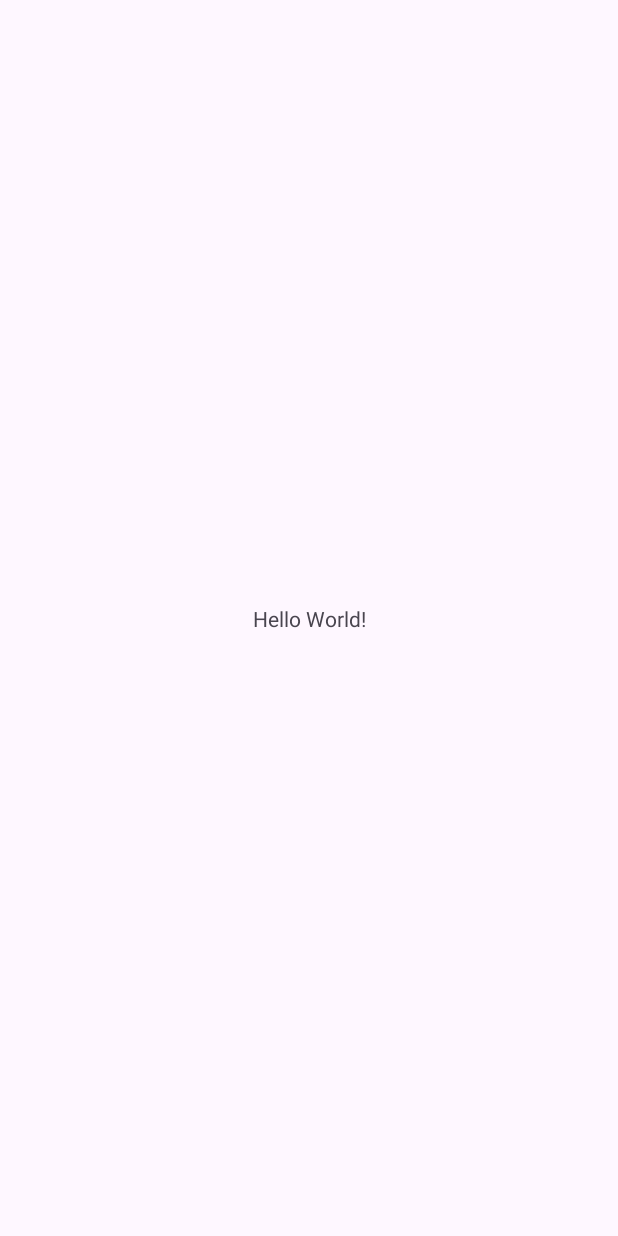
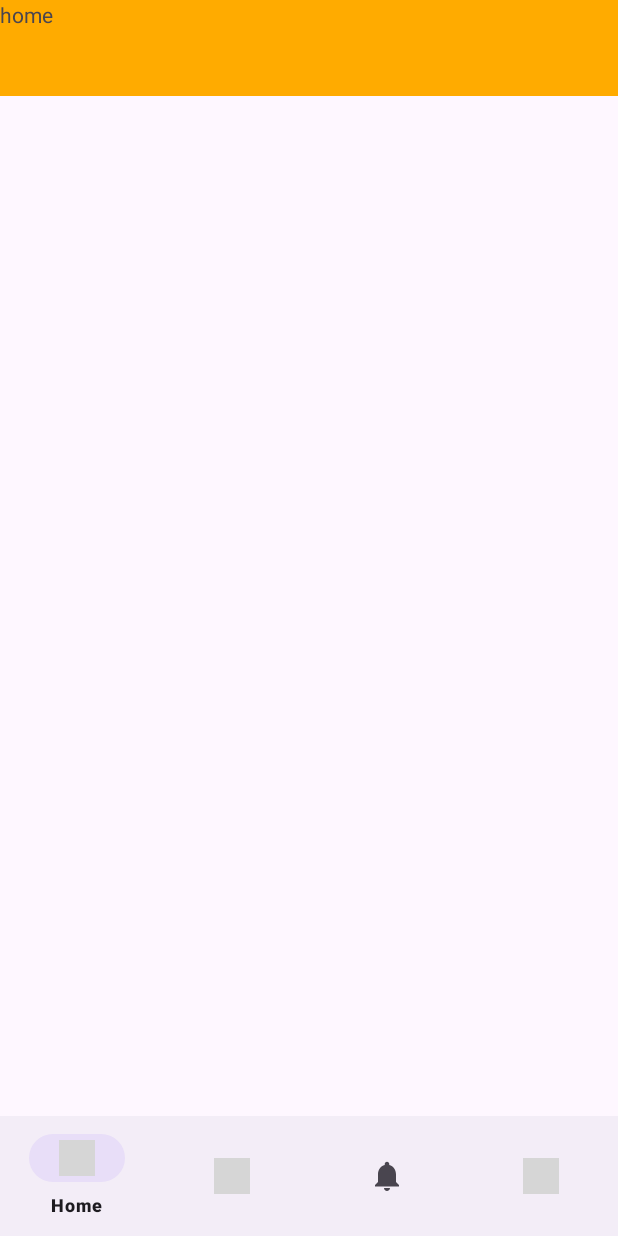
Before and after one commit to sinhdo/DuAnThucTap, an Android app: the screen it shows after launch (MainActivity), on a phone screen of 412 x 824 dp. Before the commit the screen is almost empty. Run offline under Robolectric (Android 15) with nearby library versions, the phone set to English and light mode, and no system bars; grey boxes are pictures that could not be loaded.

Commit message:
bottom_navigation,chitiet_sp

```diff
--- a/app/build.gradle
+++ b/app/build.gradle
@@ -22,6 +22,9 @@ android {
             proguardFiles getDefaultProguardFile('proguard-android-optimize.txt'), 'proguard-rules.pro'
         }
     }
+    buildFeatures{
+        viewBinding true
+    }
     compileOptions {
         sourceCompatibility JavaVersion.VERSION_1_8
         targetCompatibility JavaVersion.VERSION_1_8
@@ -29,6 +32,8 @@ android {
 }
 
 dependencies {
+    implementation "androidx.viewpager2:viewpager2:1.0.0"
+    implementation "androidx.recyclerview:recyclerview:1.2.1"
 
     implementation 'androidx.appcompat:appcompat:1.6.1'
     implementation 'com.google.android.material:material:1.5.0'
--- a/app/src/main/AndroidManifest.xml
+++ b/app/src/main/AndroidManifest.xml
@@ -13,6 +13,9 @@
         android:theme="@style/Theme.DuAnThuTap"
         tools:targetApi="31">
         <activity
+            android:name=".activity.ChiTietSanPhamActivity"
+            android:exported="false" />
+        <activity
             android:name=".MainActivity"
             android:exported="true">
             <intent-filter>
--- a/app/src/main/java/com/example/duanthutap/MainActivity.java
+++ b/app/src/main/java/com/example/duanthutap/MainActivity.java
@@ -1,14 +1,64 @@
 package com.example.duanthutap;
 
+import androidx.annotation.NonNull;
 import androidx.appcompat.app.AppCompatActivity;
+import androidx.appcompat.widget.Toolbar;
+import androidx.fragment.app.Fragment;
+import androidx.fragment.app.FragmentManager;
+import androidx.fragment.app.FragmentTransaction;
+import androidx.viewpager2.widget.ViewPager2;
 
+import android.graphics.Color;
 import android.os.Bundle;
+import android.view.MenuItem;
+import android.widget.FrameLayout;
+
+import com.example.duanthutap.adapter.ViewPager2Adapter;
+import com.example.duanthutap.databinding.ActivityMainBinding;
+import com.example.duanthutap.effect.DepthPageTransformer;
+import com.example.duanthutap.fragment.CartFragment;
+import com.example.duanthutap.fragment.HomeFragment;
+import com.example.duanthutap.fragment.NotificationFragment;
+import com.example.duanthutap.fragment.ProfileFragment;
+import com.google.android.material.bottomnavigation.BottomNavigationView;
 
 public class MainActivity extends AppCompatActivity {
+    ActivityMainBinding binding;
+    FrameLayout frameLayout;
+    FragmentManager fragmentManager;
 
     @Override
     protected void onCreate(Bundle savedInstanceState) {
         super.onCreate(savedInstanceState);
-        setContentView(R.layout.activity_main);
+        binding = ActivityMainBinding.inflate(getLayoutInflater());
+        setContentView(binding.getRoot());
+        fragmentManager = getSupportFragmentManager();
+        HomeFragment homeFragment =new HomeFragment();
+        fragmentManager.beginTransaction().replace(R.id.frame_layout,homeFragment).commit();
+        binding.bottomNavigationView.setOnItemSelectedListener(item -> {
+            int id = item.getItemId();
+
+            if (id == R.id.home) {
+                replaceFragment(new HomeFragment());
+            } else if (id == R.id.cart) {
+                replaceFragment(new CartFragment());
+            }else if(id==R.id.notification){
+                replaceFragment(new NotificationFragment());
+            }
+
+            else if (id == R.id.profile) {
+                replaceFragment(new ProfileFragment());
+            }else {
+                replaceFragment(new HomeFragment());
+            }
+            return true;
+        });
+    }
+    private void replaceFragment(Fragment fragment) {
+        fragmentManager = getSupportFragmentManager();
+        FragmentTransaction fragmentTransaction = fragmentManager.beginTransaction();
+        fragmentTransaction.replace(R.id.frame_layout, fragment);
+        fragmentTransaction.commit();
+
     }
 }
--- /dev/null
+++ b/app/src/main/java/com/example/duanthutap/fragment/HomeFragment.java
@@ -0,0 +1,44 @@
+package com.example.duanthutap.fragment;
+
+import android.os.Bundle;
+
+import androidx.annotation.NonNull;
+import androidx.annotation.Nullable;
+import androidx.fragment.app.Fragment;
+
+import android.view.LayoutInflater;
+import android.view.View;
+import android.view.ViewGroup;
+
+import com.example.duanthutap.R;
+
+
+public class HomeFragment extends Fragment {
+
+
+    public HomeFragment() {
+        // Required empty public constructor
+    }
+
+    public static HomeFragment newInstance() {
+        HomeFragment fragment = new HomeFragment();
+        return fragment;
+    }
+
+    @Override
+    public void onCreate(Bundle savedInstanceState) {
+        super.onCreate(savedInstanceState);
+    }
+
+    @Override
+    public View onCreateView(LayoutInflater inflater, ViewGroup container,
+                             Bundle savedInstanceState) {
+        // Inflate the layout for this fragment
+        return inflater.inflate(R.layout.fragment_home, container, false);
+    }
+
+    @Override
+    public void onViewCreated(@NonNull View view, @Nullable Bundle savedInstanceState) {
+        super.onViewCreated(view, savedInstanceState);
+    }
+}
--- /dev/null
+++ b/app/src/main/res/drawable/baseline_notifications_24.xml
@@ -0,0 +1,5 @@
+<vector android:height="24dp" android:tint="#000000"
+    android:viewportHeight="24" android:viewportWidth="24"
+    android:width="24dp" xmlns:android="http://schemas.android.com/apk/res/android">
+    <path android:fillColor="@android:color/white" android:pathData="M12,22c1.1,0 2,-0.9 2,-2h-4c0,1.1 0.89,2 2,2zM18,16v-5c0,-3.07 -1.64,-5.64 -4.5,-6.32L13.5,4c0,-0.83 -0.67,-1.5 -1.5,-1.5s-1.5,0.67 -1.5,1.5v0.68C7.63,5.36 6,7.92 6,11v5l-2,2v1h16v-1l-2,-2z"/>
+</vector>
--- a/app/src/main/res/layout/activity_main.xml
+++ b/app/src/main/res/layout/activity_main.xml
@@ -6,13 +6,38 @@
     android:layout_height="match_parent"
     tools:context=".MainActivity">
 
-    <TextView
-        android:layout_width="wrap_content"
+    <com.google.android.material.appbar.AppBarLayout
+        android:layout_width="match_parent"
         android:layout_height="wrap_content"
-        android:text="Hello World!"
+        app:layout_constraintEnd_toEndOf="parent"
+        app:layout_constraintStart_toStartOf="parent"
+        app:layout_constraintTop_toTopOf="parent">
+
+        <androidx.appcompat.widget.Toolbar
+            android:id="@+id/id_tollBar"
+            android:layout_width="match_parent"
+            android:layout_height="?attr/actionBarSize"
+            android:background="#FFAB00" />
+    </com.google.android.material.appbar.AppBarLayout>
+
+    <FrameLayout
+        android:id="@+id/frame_layout"
+        android:layout_width="0dp"
+        android:layout_height="0dp"
+        app:layout_constraintBottom_toTopOf="@id/bottomNavigationView"
+        app:layout_constraintEnd_toEndOf="parent"
+        app:layout_constraintTop_toTopOf="parent"
+        app:layout_constraintStart_toStartOf="parent">
+
+    </FrameLayout>
+
+    <com.google.android.material.bottomnavigation.BottomNavigationView
+        android:id="@+id/bottomNavigationView"
+        android:layout_width="match_parent"
+        android:layout_height="wrap_content"
         app:layout_constraintBottom_toBottomOf="parent"
         app:layout_constraintEnd_toEndOf="parent"
         app:layout_constraintStart_toStartOf="parent"
-        app:layout_constraintTop_toTopOf="parent" />
-
+        app:menu="@menu/menu"
+        />
 </androidx.constraintlayout.widget.ConstraintLayout>
--- /dev/null
+++ b/app/src/main/res/layout/fragment_home.xml
@@ -0,0 +1,14 @@
+<?xml version="1.0" encoding="utf-8"?>
+<FrameLayout xmlns:android="http://schemas.android.com/apk/res/android"
+    xmlns:tools="http://schemas.android.com/tools"
+    android:layout_width="match_parent"
+    android:layout_height="match_parent"
+    tools:context=".fragment.HomeFragment">
+
+    <!-- TODO: Update blank fragment layout -->
+    <TextView
+        android:layout_width="match_parent"
+        android:layout_height="match_parent"
+        android:text="home" />
+
+</FrameLayout>
--- /dev/null
+++ b/app/src/main/res/menu/menu.xml
@@ -0,0 +1,25 @@
+<?xml version="1.0" encoding="utf-8"?>
+<menu xmlns:android="http://schemas.android.com/apk/res/android">
+    <group android:checkableBehavior="single">
+        <item
+            android:id="@+id/home"
+            android:icon="@drawable/baseline_home_24"
+            android:title="Home" />
+
+        <item
+            android:id="@+id/cart"
+            android:icon="@drawable/baseline_shopping_cart_24"
+            android:title="Giỏ hàng" />
+
+        <item
+            android:id="@+id/notification"
+            android:icon="@drawable/baseline_notifications_24"
+            android:title="Thông báo" />
+
+
+        <item
+            android:id="@+id/profile"
+            android:icon="@drawable/baseline_perm_identity_24"
+            android:title="Tài Khoản" />
+    </group>
+</menu>
--- a/app/src/main/res/values/strings.xml
+++ b/app/src/main/res/values/strings.xml
@@ -1,3 +1,5 @@
 <resources>
     <string name="app_name">DuAnThuTap</string>
+    <!-- TODO: Remove or change this placeholder text -->
+    <string name="hello_blank_fragment">Hello blank fragment</string>
 </resources>
```
Also changed, not shown: app/src/main/java/com/example/duanthutap/activity/ChiTietSanPhamActivity.java (added, +16 -0 lines), app/src/main/java/com/example/duanthutap/adapter/ViewPager2Adapter.java (added, +39 -0 lines), app/src/main/java/com/example/duanthutap/effect/DepthPageTransformer.java (added, +51 -0 lines), app/src/main/java/com/example/duanthutap/fragment/CartFragment.java (added, +41 -0 lines), app/src/main/java/com/example/duanthutap/fragment/NotificationFragment.java (added, +44 -0 lines), app/src/main/java/com/example/duanthutap/fragment/ProfileFragment.java (added, +42 -0 lines), app/src/main/res/layout/activity_chi_tiet_san_pham.xml (added, +61 -0 lines), app/src/main/res/layout/fragment_cart.xml (added, +14 -0 lines), app/src/main/res/layout/fragment_notification.xml (added, +14 -0 lines), app/src/main/res/layout/fragment_profile.xml (added, +14 -0 lines), app/src/main/res/drawable/img.png (added).
